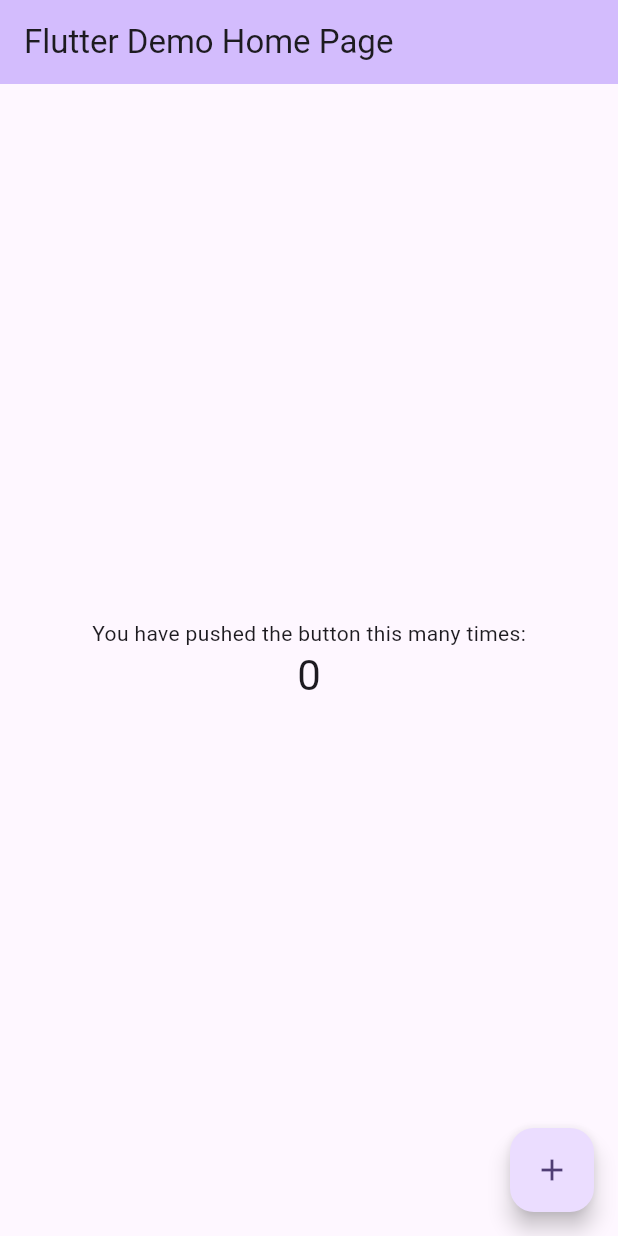
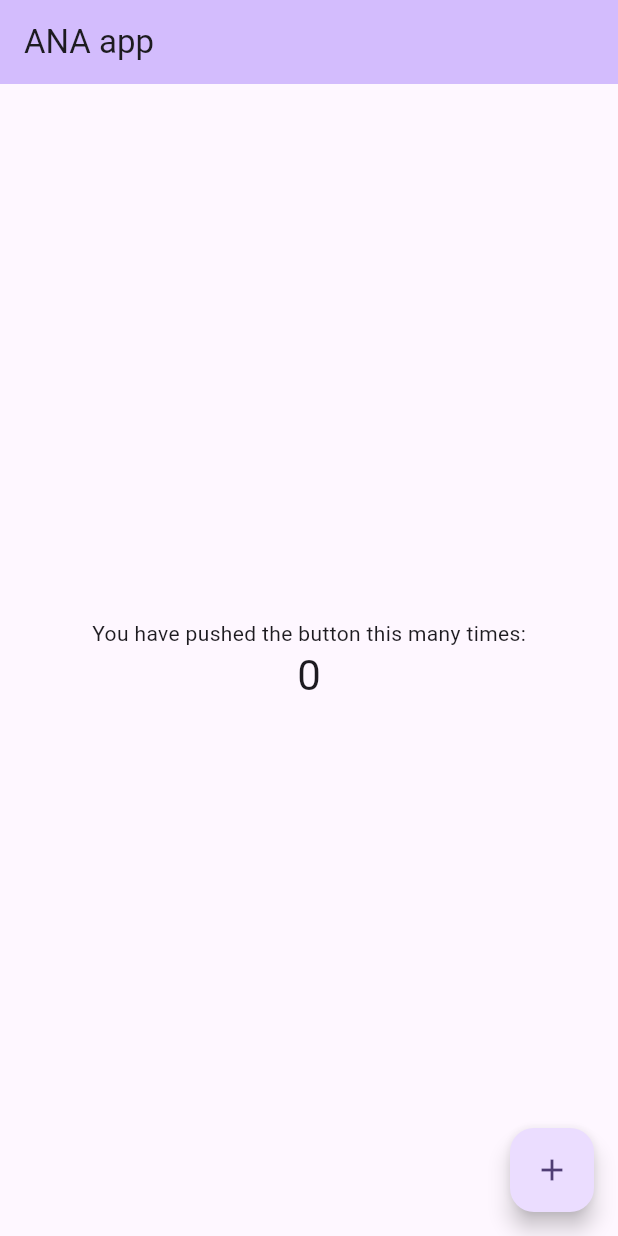
Before and after one commit to roidfree/ana_eeg_sticker, a Flutter app: the screen it shows after launch, on a phone screen of 412 x 824 dp. Run offline on Flutter 3.47's test engine with Material 3 defaults, Android fonts, the phone set to English and light mode, and no system bars.

Commit message:
change home screen title

```diff
--- a/flutter_app/lib/main.dart
+++ b/flutter_app/lib/main.dart
@@ -30,7 +30,7 @@ class MyApp extends StatelessWidget {
         // tested with just a hot reload.
         colorScheme: ColorScheme.fromSeed(seedColor: Colors.deepPurple),
       ),
-      home: const MyHomePage(title: 'Flutter Demo Home Page'),
+      home: const MyHomePage(title: 'ANA app'),
     );
   }
 }
```
